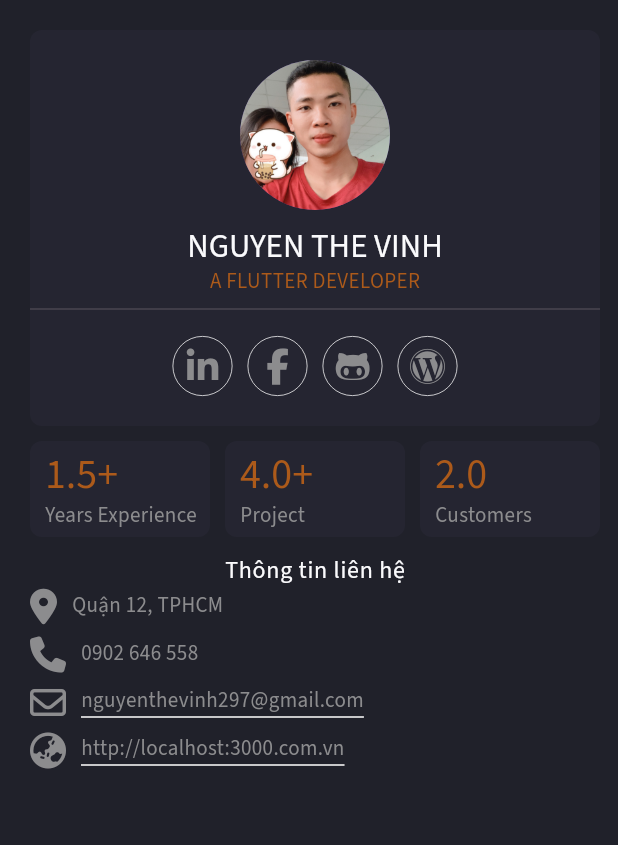
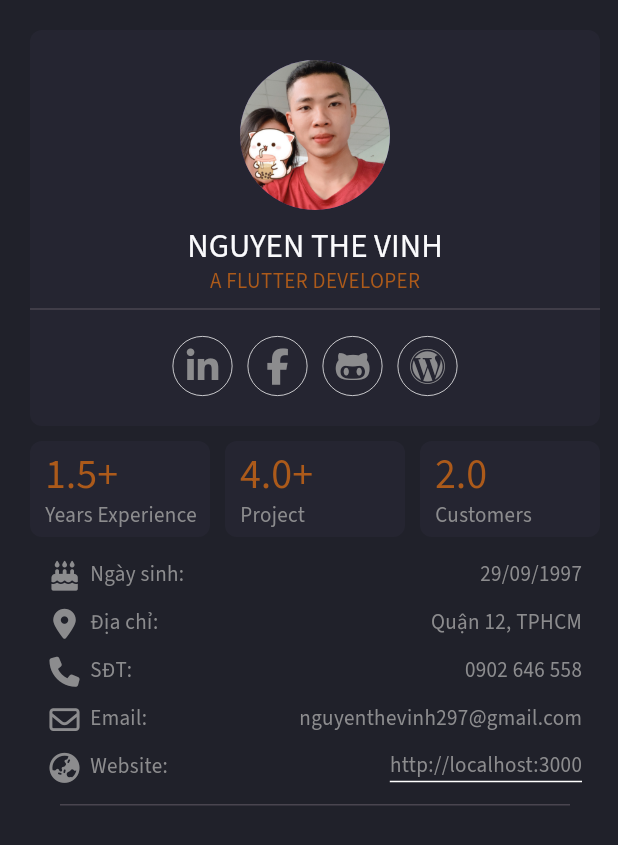
Before and after one commit to lovekid1997/my-cving, a Flutter app: the CvPage screen opened by its route, on a phone screen of 412 x 824 dp. Shown: the top 845 px of the screen. Run offline on Flutter 3.47's test engine with Material 2 defaults, Android fonts, the phone set to English and light mode, and no system bars; our stand-ins replace animated_text_kit, flutter_riverpod, font_awesome_flutter, go_router, google_fonts, logger and 3 more; generated files the repository leaves out were written again; statements that could not run were skipped.

Commit message:
fix: fix bug

```diff
--- a/lib/app/config/constant.dart
+++ b/lib/app/config/constant.dart
@@ -1,9 +1,5 @@
 import 'package:flutter/material.dart';
 
-const kDivider = Divider(
-  height: 1,
-  thickness: 1,
-);
 
 const kHeight2 = SizedBox(height: 2);
 const kHeight4 = SizedBox(height: 4);
@@ -11,6 +7,7 @@ const kHeight6 = SizedBox(height: 6);
 const kHeight8 = SizedBox(height: 8);
 const kHeight10 = SizedBox(height: 10);
 const kHeight12 = SizedBox(height: 12);
+const kHeight14 = SizedBox(height: 14);
 const kWidth4 = SizedBox(width: 4);
 const kWidth6 = SizedBox(width: 6);
 const kWidth10 = SizedBox(width: 10);
@@ -18,6 +15,8 @@ const kWidth20 = SizedBox(width: 20);
 const k4 = 4.0;
 const k8 = 8.0;
 const k10 = 10.0;
+const k12 = 12.0;
+const k14 = 14.0;
 const kDuration200ml = Duration(milliseconds: 200);
 const kDuration300ml = Duration(milliseconds: 300);
 const kDuration500ml = Duration(milliseconds: 500);
--- a/lib/app/pages/cv/cv_page.dart
+++ b/lib/app/pages/cv/cv_page.dart
@@ -6,6 +6,8 @@ import 'package:my_cving/app/pages/cv/widgets/experience_basic.dart';
 import 'package:my_cving/app/pages/cv/widgets/information_basic.dart';
 import 'package:my_cving/app/utils/extensions.dart';
 import 'package:my_cving/app/utils/theme.dart';
+import 'package:my_cving/app/widgets/divider.dart';
+import 'package:url_launcher/link.dart';
 
 class CvPage extends StatelessWidget {
   const CvPage({super.key});
@@ -25,15 +27,21 @@ class CvPage extends StatelessWidget {
             width: 420,
             padding: const EdgeInsets.all(20),
             color: const Color(0xff20212A),
-            child: Column(
-              crossAxisAlignment: CrossAxisAlignment.stretch,
+            child: ListView(
               children: const [
                 AvatarAndInformation(),
                 kHeight10,
                 ExperienceBasic(),
-                kHeight10,
+                Padding(
+                  padding: EdgeInsets.symmetric(vertical: k14),
+                  child: InformationBasic(),
+                ),
+                DividerCommon(
+                  indent: 20,
+                  endIndent: 20,
+                ),
+
                 // SummaryWidget(),
-                InformationBasic(),
               ],
             ),
           ),
--- a/lib/app/pages/cv/widgets/information_basic.dart
+++ b/lib/app/pages/cv/widgets/information_basic.dart
@@ -6,40 +6,52 @@ import 'package:my_cving/app/config/constant.dart';
 import 'package:my_cving/app/services/url_launcher.dart';
 import 'package:my_cving/app/utils/extensions.dart';
 import 'package:my_cving/app/utils/theme.dart';
+import 'package:url_launcher/link.dart';
 
 class InformationBasic extends StatelessWidget {
   const InformationBasic({super.key});
 
   @override
   Widget build(BuildContext context) {
-    return Column(
+    return Padding(
+      padding: const EdgeInsets.symmetric(horizontal: k12),
+      child: Column(
         children: [
-        Text('Thông tin liên hệ',
-            style: context.bodyText1.copyWith(color: cTextLightDark)),
           const _Item(
-          title: 'Quận 12, TPHCM',
+            content: '29/09/1997',
+            icon: FontAwesomeIcons.cakeCandles,
+            title: 'Ngày sinh',
+          ),
+          kHeight10,
+          const _Item(
+            content: 'Quận 12, TPHCM',
             icon: FontAwesomeIcons.locationDot,
+            title: 'Địa chỉ',
           ),
-        kHeight8,
+          kHeight10,
           const _Item(
-          title: '0902 646 558',
+            content: '0902 646 558',
             icon: FontAwesomeIcons.phone,
+            title: 'SĐT',
           ),
-        kHeight8,
+          kHeight10,
           _Item(
-          title: 'nguyenthevinh297@gmail.com',
+            content: 'nguyenthevinh297@gmail.com',
             icon: FontAwesomeIcons.envelope,
-          isOpenLink: true,
             onTap: openMail,
+            title: 'Email',
+            isMail: true,
           ),
-        kHeight8,
+          kHeight10,
           _Item(
-          title: 'http://localhost:3000.com.vn',
+            content: 'http://localhost:3000',
             icon: FontAwesomeIcons.earthAsia,
             onTap: openMyBrowser,
             isOpenLink: true,
+            title: 'Website',
           ),
         ],
+      ),
     );
   }
 
@@ -55,16 +67,20 @@ class InformationBasic extends StatelessWidget {
 class _Item extends StatefulWidget {
   const _Item({
     Key? key,
-    required this.title,
+    required this.content,
     required this.icon,
     this.isOpenLink = false,
     this.onTap,
+    required this.title,
+    this.isMail = false,
   }) : super(key: key);
 
-  final String title;
+  final String content;
   final IconData icon;
   final bool isOpenLink;
   final Function()? onTap;
+  final String title;
+  final bool isMail;
 
   @override
   State<_Item> createState() => _ItemState();
@@ -142,36 +158,38 @@ class _ItemState extends State<_Item> with TickerProviderStateMixin {
 
   @override
   Widget build(BuildContext context) {
-    return MouseRegion(
-      onEnter: (_) {
-        animatinController.forward();
-        colorText = cWhite;
-      },
-      onExit: (_) {
-        colorText = null;
-      },
+    final itemWidget = GestureDetector(
+      onTap: () => widget.onTap?.call(),
+      behavior: HitTestBehavior.translucent,
       child: Row(
         children: [
-          Transform.rotate(
+          SizedBox.square(
+            dimension: 22,
+            child: Center(
+              child: Transform.rotate(
                 angle: angle,
                 child: FaIcon(
                   widget.icon,
                   color: colorAnimation.value,
+                  size: 20,
                 ),
               ),
-          kWidth10,
+            ),
+          ),
+          kWidth6,
+          Text('${widget.title}: ',
+              style: context.bodyText2.copyWith(color: colorText)),
+          const Spacer(),
           IntrinsicWidth(
             child: Column(
               mainAxisSize: MainAxisSize.min,
               children: [
-                GestureDetector(
-                  onTap: () => widget.onTap?.call(),
-                  child: Text(
-                    widget.title,
-                    style: widget.isOpenLink
-                        ? context.bodyText2.copyWith(color: colorText)
-                        : null,
-                  ),
+                Text(
+                  widget.content,
+                  style: context.bodyText2.copyWith(color: colorText),
+                  maxLines: 2,
+                  overflow: TextOverflow.ellipsis,
+                  textAlign: TextAlign.right,
                 ),
                 if (widget.isOpenLink)
                   AnimatedContainer(
@@ -185,5 +203,36 @@ class _ItemState extends State<_Item> with TickerProviderStateMixin {
         ],
       ),
     );
+
+    Widget? child;
+
+    if (widget.isOpenLink) {
+      child ??= Link(
+        uri: Uri.parse(widget.content),
+        builder: (_, __) {
+          return itemWidget;
+        },
+      );
+    }
+    return MouseRegion(
+      onEnter: (_) {
+        animatinController.forward();
+        changeColorOnEnter();
+      },
+      onExit: (_) {
+        changeColorOnExit();
+      },
+      child: child ?? itemWidget,
+    );
+  }
+
+  void changeColorOnEnter() {
+    if (widget.isOpenLink || widget.isMail) {
+      colorText = cWhite;
     }
   }
+
+  void changeColorOnExit() {
+    colorText = null;
+  }
+}
--- a/lib/app/pages/home/widgets/navbar_widget.dart
+++ b/lib/app/pages/home/widgets/navbar_widget.dart
@@ -7,6 +7,7 @@ import 'package:my_cving/app/config/constant.dart';
 import 'package:my_cving/app/services/theme_providers.dart';
 import 'package:my_cving/app/utils/extensions.dart';
 import 'package:my_cving/app/utils/theme.dart';
+import 'package:my_cving/app/widgets/divider.dart';
 import 'package:my_cving/data/local/hard_code.dart';
 import 'package:my_cving/domain/entities/nav_bar.dart';
 import 'package:rive/rive.dart';
--- /dev/null
+++ b/lib/app/widgets/divider.dart
@@ -0,0 +1,23 @@
+import 'package:flutter/material.dart';
+
+const kDivider = Divider(
+  height: 1,
+  thickness: 1,
+);
+
+class DividerCommon extends Divider {
+  const DividerCommon({
+    super.key,
+    double height = 1,
+    double thickness = 1,
+    double? indent,
+    double? endIndent,
+    Color? color,
+  }) : super(
+          height: height,
+          thickness: thickness,
+          indent: indent,
+          endIndent: endIndent,
+          color: color,
+        );
+}
```
Lines whose indentation alone changed are shown as unchanged.
